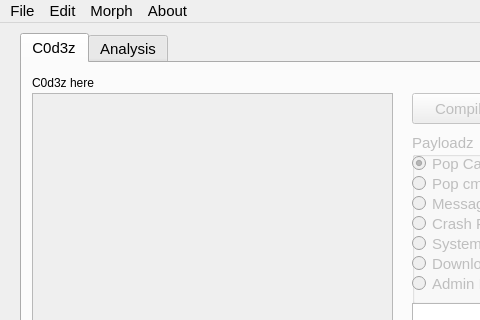
Before: the Qt Designer form Polymorphic_Engine_V1/mainwindow.ui in metherlence784/FYP-Polymorphic-Engine, drawn with Qt 5; both pictures show x 0 to 480 and y 0 to 320 of the 600 by 700 pixel window.
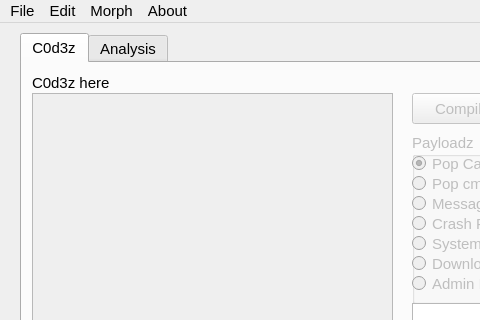
After: the same form once the commit is applied.

The edit to the form file:
```diff
--- a/Polymorphic_Engine_V1/mainwindow.ui
+++ b/Polymorphic_Engine_V1/mainwindow.ui
@@ -67,7 +67,7 @@
       </property>
       <property name="font">
        <font>
-        <pointsize>9</pointsize>
+        <pointsize>11</pointsize>
        </font>
       </property>
       <property name="text">
```
